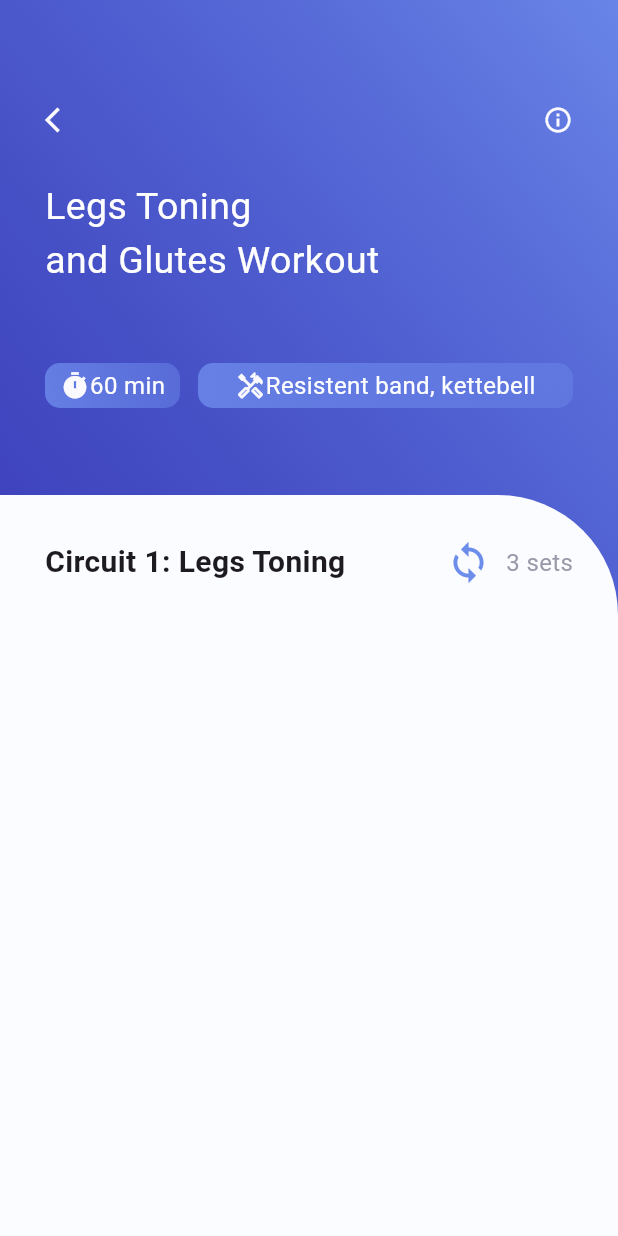
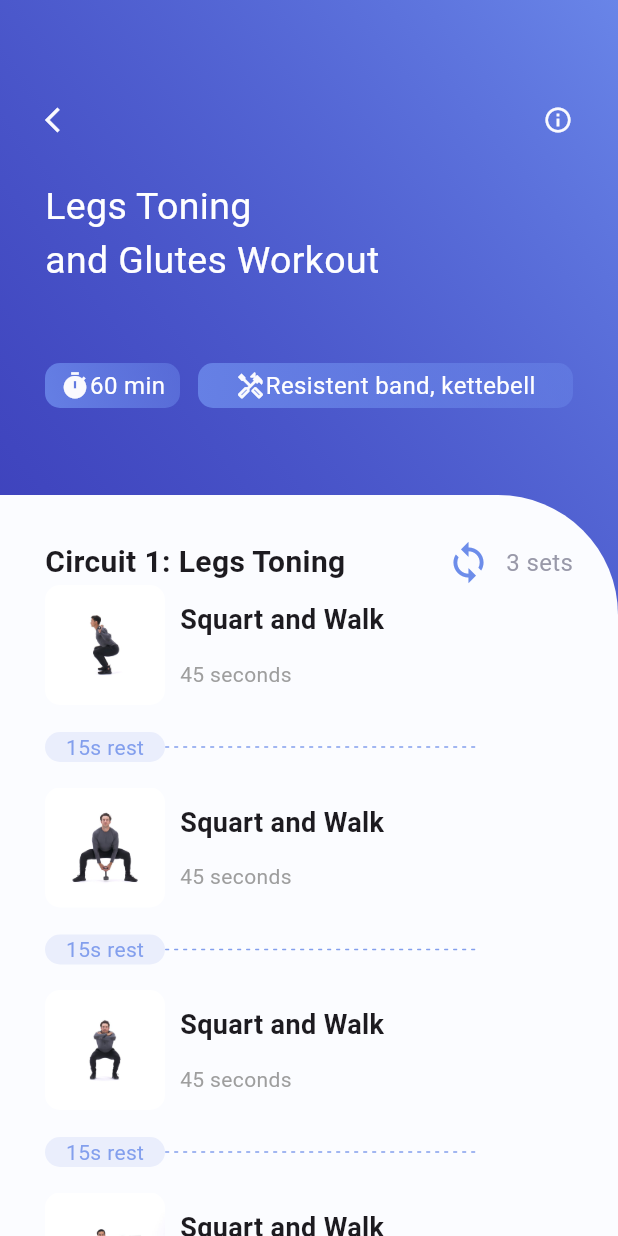
Before and after one commit to GmanSibs1906/kingOfSquat, a Flutter app: the HomePage screen opened directly, after a tap on the "arrow forward" icon, on a phone screen of 412 x 824 dp. Run offline on Flutter 3.47's test engine with Material 2 defaults, Android fonts, the phone set to English and light mode, and no system bars; our stand-ins replace get.

Commit message:
video page layout

```diff
--- a/lib/home_page.dart
+++ b/lib/home_page.dart
@@ -14,9 +14,11 @@ class HomePage extends StatefulWidget {
 class _HomePageState extends State<HomePage> {
 
   List info=[];
-  _initData(){
-    DefaultAssetBundle.of(context).loadString("json/info.json").then((value){
-      info = json.decode(value);
+  _initData() async {
+    await DefaultAssetBundle.of(context).loadString("json/info.json").then((value){
+      setState(() {
+        info = json.decode(value);
+      });
     });
   }
 
@@ -50,7 +52,7 @@ class _HomePageState extends State<HomePage> {
                   size: 20,
                   color: color.AppColor.homePageIcons,
                 ),
-                SizedBox(
+                const SizedBox(
                   width: 10,
                 ),
                 Icon(
@@ -58,7 +60,7 @@ class _HomePageState extends State<HomePage> {
                   size: 20,
                   color: color.AppColor.homePageIcons,
                 ),
-                SizedBox(
+                const SizedBox(
                   width: 14,
                 ),
                 Icon(
@@ -68,7 +70,7 @@ class _HomePageState extends State<HomePage> {
                 ),
               ],
             ),
-            SizedBox(height: 30,),
+            const SizedBox(height: 30,),
             Row(
               children: [
                 Text(
@@ -87,10 +89,10 @@ class _HomePageState extends State<HomePage> {
                     color: color.AppColor.homePageDetail,
                   ),
                 ),
-                SizedBox(width: 5,),
+                const SizedBox(width: 5,),
                 InkWell(
                   onTap: (){
-                    Get.to(()=> VideoInfo());
+                    Get.to(()=> const VideoInfo());
                   },
                   child: Icon(
                     Icons. arrow_forward,
@@ -99,7 +101,7 @@ class _HomePageState extends State<HomePage> {
                 ),
               ],
             ),
-            SizedBox(height: 20,),
+            const SizedBox(height: 20,),
             Container(
               width: MediaQuery.of(context).size.width,
               height: 220,
@@ -112,7 +114,7 @@ class _HomePageState extends State<HomePage> {
                   begin: Alignment.bottomLeft,
                   end: Alignment.centerRight,
                 ),
-                borderRadius: BorderRadius.only(
+                borderRadius: const BorderRadius.only(
                   topLeft: Radius.circular(10.0),
                   bottomLeft: Radius.circular(10.0),
                   bottomRight: Radius.circular(10.0),
@@ -120,7 +122,7 @@ class _HomePageState extends State<HomePage> {
                 ),
                 boxShadow: [
                   BoxShadow(
-                    offset: Offset(10, 5),
+                    offset: const Offset(10, 5),
                     blurRadius: 10,
                     color: color.AppColor.gradientSecond.withOpacity(0.3),
                   )
@@ -142,7 +144,7 @@ class _HomePageState extends State<HomePage> {
                         ),
                       ],
                     ),
-                    SizedBox(
+                    const SizedBox(
                       height: 5,
                     ),
                     Row(
@@ -167,7 +169,7 @@ class _HomePageState extends State<HomePage> {
                         ),
                       ],
                     ),
-                    SizedBox(height: 2,),
+                    const SizedBox(height: 2,),
                     Row(
                       crossAxisAlignment: CrossAxisAlignment.end,
                       children: [
@@ -178,7 +180,7 @@ class _HomePageState extends State<HomePage> {
                               color: color.AppColor.homePageContainerTextBig,
                               size: 25.0,
                             ),
-                            SizedBox(width: 10,),
+                            const SizedBox(width: 10,),
                             Text(
                               "60 min",
                               style: TextStyle(
@@ -196,11 +198,11 @@ class _HomePageState extends State<HomePage> {
                                 BoxShadow(
                                   color: color.AppColor.gradientFirst,
                                   blurRadius: 10,
-                                  offset: Offset(4, 8),
+                                  offset: const Offset(4, 8),
                                 ),
                               ]
                           ),
-                          child: Icon(
+                          child: const Icon(
                             Icons.play_circle,
                             color: Colors.white,
                             size: 60,
@@ -212,7 +214,8 @@ class _HomePageState extends State<HomePage> {
                 ),
               ),
             ),
-            SizedBox(height: 5,),
+            const SizedBox(height: 5,),
+            // ignore: sized_box_for_whitespace
             Container(
               height: 180,
               width: MediaQuery.of(context).size.width,
@@ -228,7 +231,7 @@ class _HomePageState extends State<HomePage> {
                       boxShadow: [
                         BoxShadow(
                           color: color.AppColor.gradientFirst.withOpacity(0.3),
-                          offset: Offset(10, 10),
+                          offset: const Offset(10, 10),
                           blurRadius: 30,
                         ),
                       ],
@@ -263,7 +266,7 @@ class _HomePageState extends State<HomePage> {
                             ),
                           ],
                         ),
-                        SizedBox(height: 9,),
+                        const SizedBox(height: 9,),
                         Column(
                           crossAxisAlignment: CrossAxisAlignment.start,
                           children: [
@@ -295,7 +298,7 @@ class _HomePageState extends State<HomePage> {
                 ],
               ),
             ),
-            SizedBox(height: 20,),
+            const SizedBox(height: 20,),
             Row(
               children: [
                 Text(
@@ -320,8 +323,8 @@ class _HomePageState extends State<HomePage> {
                         Container(
                           width: (MediaQuery.of(context).size.width-90)/2,
                           height: 200,
-                          margin: EdgeInsets.only(left: 30, bottom: 15),
-                          padding: EdgeInsets.only(bottom: 5),
+                          margin: const EdgeInsets.only(left: 30, bottom: 15),
+                          padding: const EdgeInsets.only(bottom: 5),
                           decoration: BoxDecoration(
                             color: Colors.white,
                             borderRadius: BorderRadius.circular(15),
--- a/lib/video_info.dart
+++ b/lib/video_info.dart
@@ -14,11 +14,14 @@ class VideoInfo extends StatefulWidget {
 
 class _VideoInfoState extends State<VideoInfo> {
   List videoInfo = [];
-  _initData() {
-    DefaultAssetBundle.of(context)
+  bool _playArea = false;
+  _initData() async {
+    await DefaultAssetBundle.of(context)
         .loadString("json/videoinfo.json")
         .then((value) {
-      videoInfo = json.decode(value);
+     setState(() {
+       videoInfo = json.decode(value);
+     });
     });
   }
 
@@ -32,7 +35,7 @@ class _VideoInfoState extends State<VideoInfo> {
   Widget build(BuildContext context) {
     return Scaffold(
         body: Container(
-      decoration: BoxDecoration(
+      decoration: _playArea == false ? BoxDecoration(
           gradient: LinearGradient(
         colors: [
           color.AppColor.gradientFirst.withOpacity(0.8),
@@ -40,12 +43,14 @@ class _VideoInfoState extends State<VideoInfo> {
         ],
         begin: const FractionalOffset(0.0, 0.4),
         end: Alignment.topRight,
-      )),
+      )) : BoxDecoration(
+        color: color.AppColor.gradientSecond,
+      ),
       child: Column(
         children: [
           Row(
             children: [
-              Container(
+             _playArea == false ? Container(
                 padding: const EdgeInsets.only(top: 70, left: 30, right: 30),
                 width: MediaQuery.of(context).size.width,
                 height: 300,
@@ -168,7 +173,11 @@ class _VideoInfoState extends State<VideoInfo> {
                     ),
                   ],
                 ),
-              ),
+              ) : Container(
+               width: MediaQuery.of(context).size.width,
+               height: 300,
+               color: Colors.lightGreenAccent,
+             ),
             ],
           ),
           SizedBox(
@@ -218,25 +227,8 @@ class _VideoInfoState extends State<VideoInfo> {
                     ],
                   ),
                   Expanded(
-                      child: ListView.builder(
-                          itemCount: videoInfo.length,
-                          itemBuilder: (_, int index) {
-                            return GestureDetector(
-                              onTap: () {
-                                debugPrint(index.toString());
-                              },
-                              child: Container(
-                                height: 135,
-                                width: 200,
-                                color: Colors.red,
-                                child: Column(
-                                  children: [
-                                    Row(),
-                                  ],
-                                ),
-                              ),
-                            );
-                          }))
+                      child: _listView(),
+                  )
                 ],
               ),
             ),
@@ -245,4 +237,109 @@ class _VideoInfoState extends State<VideoInfo> {
       ),
     ));
   }
+  _listView() {
+    return ListView.builder(
+        itemCount: videoInfo.length,
+        itemBuilder: (_, int index) {
+          return GestureDetector(
+            onTap: () {
+              debugPrint(index.toString());
+              setState(() {
+                if (_playArea == false ){
+                  _playArea = true;
+                }
+              });
+            },
+            child: _buildCard(index),
+          );
+        });
+  }
+  _buildCard(int index){
+    return  Container(
+      height: 135,
+      child: Column(
+        children: [
+          Row(
+            children: [
+              Container(
+                width: 80,
+                height: 80,
+                decoration: BoxDecoration(
+                  borderRadius: BorderRadius.circular(10),
+                  image: DecorationImage(
+                    image: AssetImage(
+                        videoInfo[index]["thumbnail"]
+                    ),
+                    fit: BoxFit.cover,
+                  ),
+                ),
+              ),
+              SizedBox(width: 10,),
+              Column(
+                mainAxisAlignment: MainAxisAlignment.center,
+                crossAxisAlignment: CrossAxisAlignment.start,
+                children: [
+                  Text(
+                    videoInfo[index]["title"],
+                    style: TextStyle(
+                      fontSize: 18,
+                      fontWeight: FontWeight.bold,
+                    ),
+                  ),
+                  SizedBox(height: 10,),
+                  Padding(
+                    padding: EdgeInsets.only(top: 3),
+                    child: Text(
+                      videoInfo[index]["time"],
+                      style: TextStyle(
+                        color: Colors.grey[500],
+                      ),
+                    ),
+                  ),
+                ],
+              ),
+            ],
+          ),
+          SizedBox(height: 18,),
+          Row(
+            children: [
+              Container(
+                width: 80,
+                height: 20,
+                decoration: BoxDecoration(
+                  color: Color(0xFFeaeeFc),
+                  borderRadius: BorderRadius.circular(10),
+                ),
+                child: Center(
+                  child: Text(
+                    "15s rest",
+                    style: TextStyle(
+                      color: Color(0xFF839fed),
+                    ),
+                  ),
+                ),
+              ),
+              Row(
+                children: [
+                  for(int i=0; i<70; i++)
+                    i.isEven?Container(
+                      width: 3,
+                      height: 1,
+                      decoration: BoxDecoration(
+                        color: Color(0xFF839fed),
+                        borderRadius: BorderRadius.circular(2),
+                      ),
+                    ): Container(
+                      width: 3,
+                      height: 1,
+                      color: Colors.white,
+                    ),
+                ],
+              ),
+            ],
+          ),
+        ],
+      ),
+    );
+  }
 }
```
